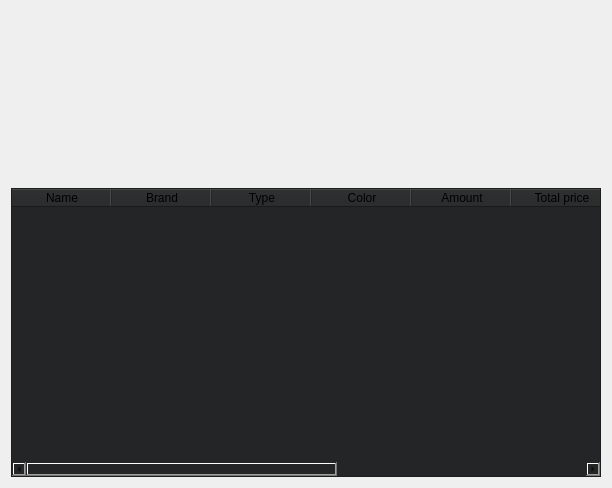
Qt form AP/show_transaction.ui (AP-projects-4001/Guys) before a commit.
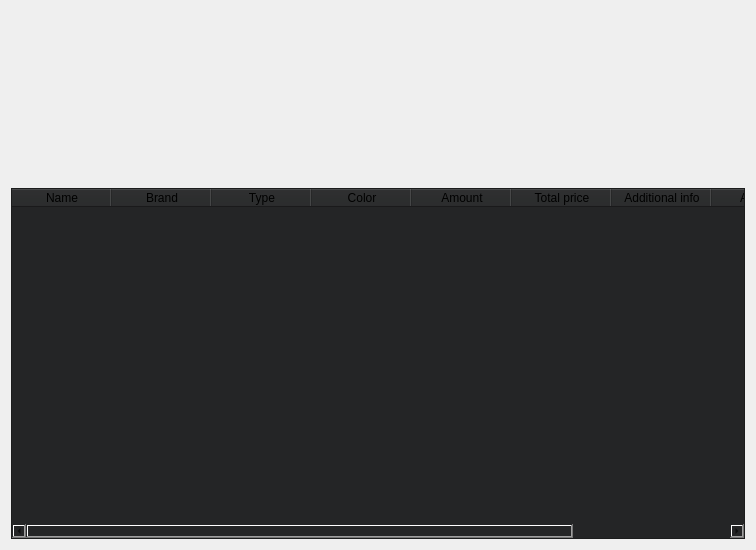
The same form after that commit.

```diff
--- a/AP/show_transaction.ui
+++ b/AP/show_transaction.ui
@@ -6,8 +6,8 @@
    <rect>
     <x>0</x>
     <y>0</y>
-    <width>612</width>
-    <height>488</height>
+    <width>756</width>
+    <height>550</height>
    </rect>
   </property>
   <property name="windowTitle">
```
